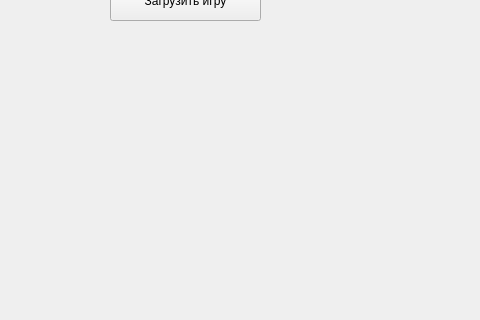
Roma109/pyqt-project, file main_menu.ui: the form before one commit; both pictures show x 120 to 600 and y 280 to 600 of the 600 by 600 pixel window.
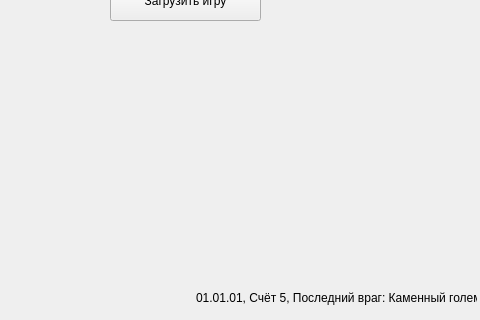
The form after the commit.

Commit message: Сделал сохранения и статистику

```diff
--- a/main_menu.ui
+++ b/main_menu.ui
@@ -60,6 +60,19 @@
     <string>Загрузить игру</string>
    </property>
   </widget>
+  <widget class="QLabel" name="bestResultLabel">
+   <property name="geometry">
+    <rect>
+     <x>316</x>
+     <y>562</y>
+     <width>281</width>
+     <height>31</height>
+    </rect>
+   </property>
+   <property name="text">
+    <string>01.01.01, Счёт 5, Последний враг: Каменный голем</string>
+   </property>
+  </widget>
  </widget>
  <resources/>
  <connections/>
```
The commit also changes 1 other file.
